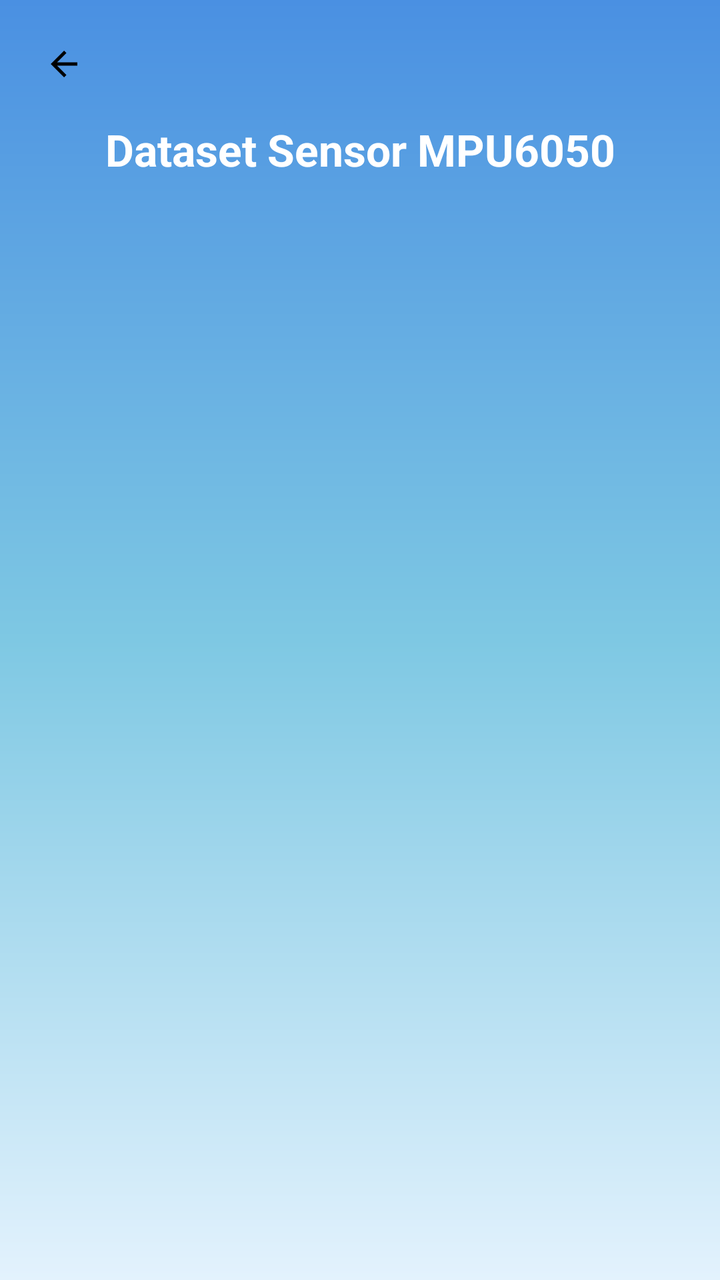
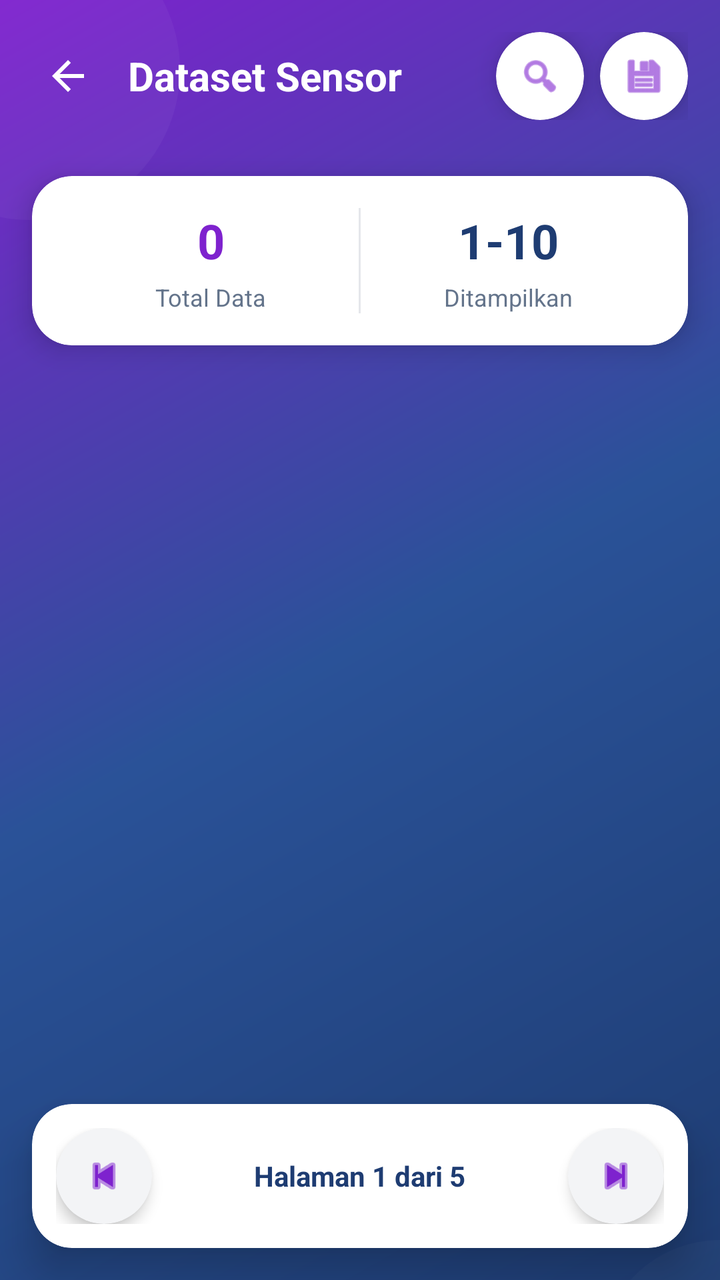

The first picture is an Android layout as it rendered before a commit; the second is the same layout after the commit. The layout source and the unified diff follow.
<!-- AndroidManifest.xml: application theme Theme.NajwaBelajarNavigationDrawer -->
<!-- res/layout/activity_dataset_sensor.xml -->
<?xml version="1.0" encoding="utf-8"?>
<LinearLayout xmlns:android="http://schemas.android.com/apk/res/android"
    android:layout_width="match_parent"
    android:layout_height="match_parent"
    android:orientation="vertical"
    android:padding="16dp"
    android:background="@drawable/bg_gradient">

    <ImageView
        android:id="@+id/btnKembali"
        android:layout_width="32dp"
        android:layout_height="32dp"
        android:src="@drawable/kembali"
        android:padding="6dp"/>

    <TextView
        android:layout_width="match_parent"
        android:layout_height="wrap_content"
        android:text="Dataset Sensor MPU6050"
        android:textSize="22sp"
        android:textStyle="bold"
        android:textColor="@color/putih"
        android:gravity="center"
        android:layout_marginTop="12dp"/>

    <androidx.recyclerview.widget.RecyclerView
        android:id="@+id/rvDataset"
        android:layout_width="match_parent"
        android:layout_height="match_parent"
        android:layout_marginTop="16dp"/>

</LinearLayout>
<!-- resources referenced by this layout -->
<resources>
  <color name="putih">#FFFFFFFF</color>
  <!-- drawable bg_gradient (drawable) -->
  <?xml version="1.0" encoding="utf-8"?>
  <shape xmlns:android="http://schemas.android.com/apk/res/android"
      android:shape="rectangle">
      <gradient
          android:startColor="@color/gradien_awal"
          android:centerColor="@color/gradien_tengah"
          android:endColor="@color/gradien_akhir"
          android:angle="270"
          android:type="linear"
          android:useLevel="false" />
  </shape>
  <!-- drawable kembali (drawable) -->
  <vector xmlns:android="http://schemas.android.com/apk/res/android" android:autoMirrored="true" android:height="24dp" android:tint="#000000" android:viewportHeight="960" android:viewportWidth="960" android:width="24dp">
        
      <path android:fillColor="@android:color/white" android:pathData="M313,520L537,744L480,800L160,480L480,160L537,216L313,440L800,440L800,520L313,520Z"/>
      
  </vector>
  <style name="Theme.NajwaBelajarNavigationDrawer" parent="Base.Theme.NajwaBelajarNavigationDrawer" />
  <color name="gradien_awal">#4A90E2</color>
  <color name="gradien_tengah">#7EC8E3</color>
  <color name="gradien_akhir">#E3F2FD</color>
  <style name="Base.Theme.NajwaBelajarNavigationDrawer" parent="Theme.Material3.DayNight.NoActionBar">
  
          <item name="colorPrimary">@color/biru_tua</item>
          <item name="colorPrimaryContainer">@color/biru_muda</item>
          <item name="colorOnPrimary">@android:color/white</item>
  
          <item name="android:windowBackground">@color/putih</item>
          <item name="android:statusBarColor">@color/biru_tua</item>
  
          <item name="windowActionBar">false</item>
          <item name="android:windowNoTitle">true</item>
      </style>
  <color name="biru_tua">#0D47A1</color>
  <color name="biru_muda">#42A5F5</color>
</resources>

<!-- the commit's change to res/layout/activity_dataset_sensor.xml (unified diff, before → after) -->
@@ -1,32 +1,363 @@
 <?xml version="1.0" encoding="utf-8"?>
-<LinearLayout xmlns:android="http://schemas.android.com/apk/res/android"
+<androidx.constraintlayout.widget.ConstraintLayout
+    xmlns:android="http://schemas.android.com/apk/res/android"
+    xmlns:app="http://schemas.android.com/apk/res-auto"
     android:layout_width="match_parent"
     android:layout_height="match_parent"
-    android:orientation="vertical"
-    android:padding="16dp"
-    android:background="@drawable/bg_gradient">
-
-    <ImageView
-        android:id="@+id/btnKembali"
-        android:layout_width="32dp"
-        android:layout_height="32dp"
-        android:src="@drawable/kembali"
-        android:padding="6dp"/>
-
-    <TextView
-        android:layout_width="match_parent"
-        android:layout_height="wrap_content"
-        android:text="Dataset Sensor MPU6050"
-        android:textSize="22sp"
-        android:textStyle="bold"
-        android:textColor="@color/putih"
-        android:gravity="center"
-        android:layout_marginTop="12dp"/>
-
+    android:background="@drawable/bg_onboarding_gradient">
+
+    
+    <View
+        android:layout_width="150dp"
+        android:layout_height="150dp"
+        android:alpha="0.15"
+        android:background="@drawable/bg_wave_decoration"
+        android:translationX="-60dp"
+        android:translationY="-40dp"
+        app:layout_constraintStart_toStartOf="parent"
+        app:layout_constraintTop_toTopOf="parent" />
+
+    <View
+        android:layout_width="120dp"
+        android:layout_height="120dp"
+        android:alpha="0.1"
+        android:background="@drawable/bg_wave_decoration"
+        android:translationX="60dp"
+        android:translationY="100dp"
+        app:layout_constraintEnd_toEndOf="parent"
+        app:layout_constraintBottom_toBottomOf="parent" />
+
+    
+    <LinearLayout
+        android:id="@+id/topBar"
+        android:layout_width="0dp"
+        android:layout_height="wrap_content"
+        android:gravity="center_vertical"
+        android:orientation="horizontal"
+        android:paddingStart="12dp"
+        android:paddingEnd="16dp"
+        android:paddingTop="16dp"
+        android:paddingBottom="12dp"
+        app:layout_constraintTop_toTopOf="parent"
+        app:layout_constraintStart_toStartOf="parent"
+        app:layout_constraintEnd_toEndOf="parent">
+
+        <ImageButton
+            android:id="@+id/btnKembali"
+            android:layout_width="44dp"
+            android:layout_height="44dp"
+            android:background="?attr/selectableItemBackgroundBorderless"
+            android:contentDescription="Kembali"
+            android:padding="10dp"
+            android:src="@drawable/kembali"
+            app:tint="@android:color/white" />
+
+        <TextView
+            android:layout_width="0dp"
+            android:layout_height="wrap_content"
+            android:layout_marginStart="8dp"
+            android:layout_weight="1"
+            android:text="Dataset Sensor"
+            android:textColor="@android:color/white"
+            android:textSize="20sp"
+            android:textStyle="bold" />
+
+        <androidx.cardview.widget.CardView
+            android:id="@+id/btnSearch"
+            android:layout_width="44dp"
+            android:layout_height="44dp"
+            android:layout_marginEnd="8dp"
+            android:clickable="true"
+            android:focusable="true"
+            android:foreground="?attr/selectableItemBackgroundBorderless"
+            app:cardCornerRadius="22dp"
+            app:cardElevation="8dp"
+            app:cardBackgroundColor="@android:color/white">
+
+            <ImageView
+                android:layout_width="22dp"
+                android:layout_height="22dp"
+                android:layout_gravity="center"
+                android:contentDescription="Cari"
+                android:src="@android:drawable/ic_menu_search"
+                app:tint="#7e22ce" />
+        </androidx.cardview.widget.CardView>
+
+        <androidx.cardview.widget.CardView
+            android:id="@+id/btnExport"
+            android:layout_width="44dp"
+            android:layout_height="44dp"
+            android:clickable="true"
+            android:focusable="true"
+            android:foreground="?attr/selectableItemBackgroundBorderless"
+            app:cardCornerRadius="22dp"
+            app:cardElevation="8dp"
+            app:cardBackgroundColor="@android:color/white">
+
+            <ImageView
+                android:layout_width="22dp"
+                android:layout_height="22dp"
+                android:layout_gravity="center"
+                android:contentDescription="Export"
+                android:src="@android:drawable/ic_menu_save"
+                app:tint="#7e22ce" />
+        </androidx.cardview.widget.CardView>
+    </LinearLayout>
+
+    
+    <androidx.cardview.widget.CardView
+        android:id="@+id/cardSearch"
+        android:layout_width="0dp"
+        android:layout_height="wrap_content"
+        android:layout_marginStart="16dp"
+        android:layout_marginEnd="16dp"
+        android:layout_marginTop="12dp"
+        android:visibility="gone"
+        app:cardCornerRadius="24dp"
+        app:cardElevation="12dp"
+        app:cardBackgroundColor="@android:color/white"
+        app:layout_constraintTop_toBottomOf="@id/topBar"
+        app:layout_constraintStart_toStartOf="parent"
+        app:layout_constraintEnd_toEndOf="parent">
+
+        <LinearLayout
+            android:layout_width="match_parent"
+            android:layout_height="wrap_content"
+            android:gravity="center_vertical"
+            android:orientation="horizontal"
+            android:padding="16dp">
+
+            <EditText
+                android:id="@+id/etSearch"
+                android:layout_width="0dp"
+                android:layout_height="wrap_content"
+                android:layout_weight="1"
+                android:background="@android:color/transparent"
+                android:hint="Cari data sensor..."
+                android:imeOptions="actionSearch"
+                android:importantForAutofill="no"
+                android:inputType="text"
+                android:textColor="#1e3c72"
+                android:textColorHint="#94a3b8"
+                android:textSize="14sp" />
+
+            <ImageButton
+                android:id="@+id/btnCloseSearch"
+                android:layout_width="36dp"
+                android:layout_height="36dp"
+                android:background="?attr/selectableItemBackgroundBorderless"
+                android:contentDescription="Tutup search"
+                android:padding="6dp"
+                android:src="@android:drawable/ic_menu_close_clear_cancel"
+                app:tint="#64748b" />
+        </LinearLayout>
+    </androidx.cardview.widget.CardView>
+
+    
+    <androidx.cardview.widget.CardView
+        android:id="@+id/infoCard"
+        android:layout_width="0dp"
+        android:layout_height="wrap_content"
+        android:layout_marginStart="16dp"
+        android:layout_marginEnd="16dp"
+        android:layout_marginTop="16dp"
+        app:cardCornerRadius="20dp"
+        app:cardElevation="8dp"
+        app:cardBackgroundColor="@android:color/white"
+        app:layout_constraintTop_toBottomOf="@id/cardSearch"
+        app:layout_constraintStart_toStartOf="parent"
+        app:layout_constraintEnd_toEndOf="parent">
+
+        <LinearLayout
+            android:layout_width="match_parent"
+            android:layout_height="wrap_content"
+            android:orientation="horizontal"
+            android:padding="16dp">
+
+            
+            <LinearLayout
+                android:layout_width="0dp"
+                android:layout_height="wrap_content"
+                android:layout_weight="1"
+                android:gravity="center"
+                android:orientation="vertical">
+
+                <TextView
+                    android:id="@+id/tvTotalData"
+                    android:layout_width="wrap_content"
+                    android:layout_height="wrap_content"
+                    android:text="0"
+                    android:textColor="#7e22ce"
+                    android:textSize="24sp"
+                    android:textStyle="bold" />
+
+                <TextView
+                    android:layout_width="wrap_content"
+                    android:layout_height="wrap_content"
+                    android:layout_marginTop="4dp"
+                    android:text="Total Data"
+                    android:textColor="#64748b"
+                    android:textSize="12sp" />
+            </LinearLayout>
+
+            <View
+                android:layout_width="1dp"
+                android:layout_height="match_parent"
+                android:background="#E5E7EB" />
+
+            
+            <LinearLayout
+                android:layout_width="0dp"
+                android:layout_height="wrap_content"
+                android:layout_weight="1"
+                android:gravity="center"
+                android:orientation="vertical">
+
+                <TextView
+                    android:id="@+id/tvShowing"
+                    android:layout_width="wrap_content"
+                    android:layout_height="wrap_content"
+                    android:text="1-10"
+                    android:textColor="#1e3c72"
+                    android:textSize="24sp"
+                    android:textStyle="bold" />
+
+                <TextView
+                    android:layout_width="wrap_content"
+                    android:layout_height="wrap_content"
+                    android:layout_marginTop="4dp"
+                    android:text="Ditampilkan"
+                    android:textColor="#64748b"
+                    android:textSize="12sp" />
+            </LinearLayout>
+        </LinearLayout>
+    </androidx.cardview.widget.CardView>
+
+    
     <androidx.recyclerview.widget.RecyclerView
         android:id="@+id/rvDataset"
-        android:layout_width="match_parent"
-        android:layout_height="match_parent"
-        android:layout_marginTop="16dp"/>
-
-</LinearLayout>
+        android:layout_width="0dp"
+        android:layout_height="0dp"
+        android:clipToPadding="false"
+        android:overScrollMode="never"
+        android:paddingTop="16dp"
+        android:paddingBottom="80dp"
+        app:layout_constraintTop_toBottomOf="@id/infoCard"
+        app:layout_constraintBottom_toBottomOf="parent"
+        app:layout_constraintStart_toStartOf="parent"
+        app:layout_constraintEnd_toEndOf="parent"/>
+
+    
+    <androidx.cardview.widget.CardView
+        android:id="@+id/paginationCard"
+        android:layout_width="0dp"
+        android:layout_height="wrap_content"
+        android:layout_marginStart="16dp"
+        android:layout_marginEnd="16dp"
+        android:layout_marginBottom="16dp"
+        app:cardCornerRadius="20dp"
+        app:cardElevation="12dp"
+        app:cardBackgroundColor="@android:color/white"
+        app:layout_constraintBottom_toBottomOf="parent"
+        app:layout_constraintStart_toStartOf="parent"
+        app:layout_constraintEnd_toEndOf="parent">
+
+        <LinearLayout
+            android:layout_width="match_parent"
+            android:layout_height="wrap_content"
+            android:gravity="center_vertical"
+            android:orientation="horizontal"
+            android:padding="12dp">
+
+            <androidx.cardview.widget.CardView
+                android:id="@+id/btnPrevious"
+                android:layout_width="48dp"
+                android:layout_height="48dp"
+                android:clickable="true"
+                android:focusable="true"
+                android:foreground="?attr/selectableItemBackground"
+                app:cardCornerRadius="24dp"
+                app:cardElevation="4dp"
+                app:cardBackgroundColor="#F3F4F6">
+
+                <ImageView
+                    android:layout_width="24dp"
+                    android:layout_height="24dp"
+                    android:layout_gravity="center"
+                    android:contentDescription="Previous"
+                    android:src="@android:drawable/ic_media_previous"
+                    app:tint="#7e22ce" />
+            </androidx.cardview.widget.CardView>
+
+            <LinearLayout
+                android:layout_width="0dp"
+                android:layout_height="wrap_content"
+                android:layout_weight="1"
+                android:gravity="center"
+                android:orientation="vertical"
+                android:paddingHorizontal="16dp">
+
+                <TextView
+                    android:id="@+id/tvPageInfo"
+                    android:layout_width="wrap_content"
+                    android:layout_height="wrap_content"
+                    android:text="Halaman 1 dari 5"
+                    android:textColor="#1e3c72"
+                    android:textSize="14sp"
+                    android:textStyle="bold" />
+            </LinearLayout>
+
+            <androidx.cardview.widget.CardView
+                android:id="@+id/btnNext"
+                android:layout_width="48dp"
+                android:layout_height="48dp"
+                android:clickable="true"
+                android:focusable="true"
+                android:foreground="?attr/selectableItemBackground"
+                app:cardCornerRadius="24dp"
+                app:cardElevation="4dp"
+                app:cardBackgroundColor="#F3F4F6">
+
+                <ImageView
+                    android:layout_width="24dp"
+                    android:layout_height="24dp"
+                    android:layout_gravity="center"
+                    android:contentDescription="Next"
+                    android:src="@android:drawable/ic_media_next"
+                    app:tint="#7e22ce" />
+            </androidx.cardview.widget.CardView>
+        </LinearLayout>
+    </androidx.cardview.widget.CardView>
+
+    
+    <LinearLayout
+        android:id="@+id/emptyState"
+        android:layout_width="wrap_content"
+        android:layout_height="wrap_content"
+        android:gravity="center"
+        android:orientation="vertical"
+        android:visibility="gone"
+        app:layout_constraintTop_toBottomOf="@id/infoCard"
+        app:layout_constraintBottom_toTopOf="@id/paginationCard"
+        app:layout_constraintStart_toStartOf="parent"
+        app:layout_constraintEnd_toEndOf="parent">
+
+        <ImageView
+            android:layout_width="120dp"
+            android:layout_height="120dp"
+            android:alpha="0.6"
+            android:contentDescription="Empty"
+            android:src="@drawable/ic_dataset"
+            app:tint="@android:color/white" />
+
+        <TextView
+            android:layout_width="wrap_content"
+            android:layout_height="wrap_content"
+            android:layout_marginTop="16dp"
+            android:text="Data tidak ditemukan"
+            android:textColor="@android:color/white"
+            android:textSize="16sp"
+            android:textStyle="bold" />
+    </LinearLayout>
+
+</androidx.constraintlayout.widget.ConstraintLayout>
<!-- resource entries referenced after the edit -->
@@ -1,18 +1,34 @@
 <!-- resources referenced by this layout -->
 <resources>
-  <color name="putih">#FFFFFFFF</color>
-  <!-- drawable bg_gradient (drawable) -->
+  <!-- drawable bg_onboarding_gradient (drawable) -->
+  <?xml version="1.0" encoding="utf-8"?>
+  <shape xmlns:android="http://schemas.android.com/apk/res/android">
+      <gradient
+          android:angle="135"
+          android:startColor="#1e3c72"
+          android:centerColor="#2a5298"
+          android:endColor="#7e22ce"
+          android:type="linear" />
+  </shape>
+  <!-- drawable bg_wave_decoration (drawable) -->
   <?xml version="1.0" encoding="utf-8"?>
   <shape xmlns:android="http://schemas.android.com/apk/res/android"
-      android:shape="rectangle">
-      <gradient
-          android:startColor="@color/gradien_awal"
-          android:centerColor="@color/gradien_tengah"
-          android:endColor="@color/gradien_akhir"
-          android:angle="270"
-          android:type="linear"
-          android:useLevel="false" />
+      android:shape="oval">
+      <solid android:color="#40FFFFFF" />
   </shape>
+  <!-- drawable ic_dataset (drawable-anydpi) -->
+  <vector xmlns:android="http://schemas.android.com/apk/res/android"
+      android:width="24dp"
+      android:height="24dp"
+      android:viewportWidth="960"
+      android:viewportHeight="960"
+      android:tint="#333333"
+      android:alpha="0.6">
+    <path
+        android:fillColor="@android:color/white"
+        android:pathData="M200,840Q167,840 143.5,816.5Q120,793 120,760L120,200Q120,167 143.5,143.5Q167,120 200,120L760,120Q793,120 816.5,143.5Q840,167 840,200L840,760Q840,793 816.5,816.5Q793,840 760,840L200,840ZM200,678L200,760Q200,760 200,760Q200,760 200,760L760,760Q760,760 760,760Q760,760 760,760L760,410L522,680L360,518L200,678ZM200,564L360,404L518,562L760,290L760,200Q760,200 760,200Q760,200 760,200L200,200Q200,200 200,200Q200,200 200,200L200,564ZM200,410L200,290L200,562L200,404L200,564L200,678L200,518L200,680L200,410ZM200,564L200,200Q200,200 200,200Q200,200 200,200L200,200Q200,200 200,200Q200,200 200,200L200,290L200,562L200,404L200,564ZM200,678L200,518L200,680L200,410L200,760Q200,760 200,760Q200,760 200,760L200,760Q200,760 200,760Q200,760 200,760L200,678Z"/>
+  </vector>
+  <color name="putih">#FFFFFFFF</color>
   <!-- drawable kembali (drawable) -->
   <vector xmlns:android="http://schemas.android.com/apk/res/android" android:autoMirrored="true" android:height="24dp" android:tint="#000000" android:viewportHeight="960" android:viewportWidth="960" android:width="24dp">
         
@@ -20,9 +36,6 @@
       
   </vector>
   <style name="Theme.NajwaBelajarNavigationDrawer" parent="Base.Theme.NajwaBelajarNavigationDrawer" />
-  <color name="gradien_awal">#4A90E2</color>
-  <color name="gradien_tengah">#7EC8E3</color>
-  <color name="gradien_akhir">#E3F2FD</color>
   <style name="Base.Theme.NajwaBelajarNavigationDrawer" parent="Theme.Material3.DayNight.NoActionBar">
   
           <item name="colorPrimary">@color/biru_tua</item>
